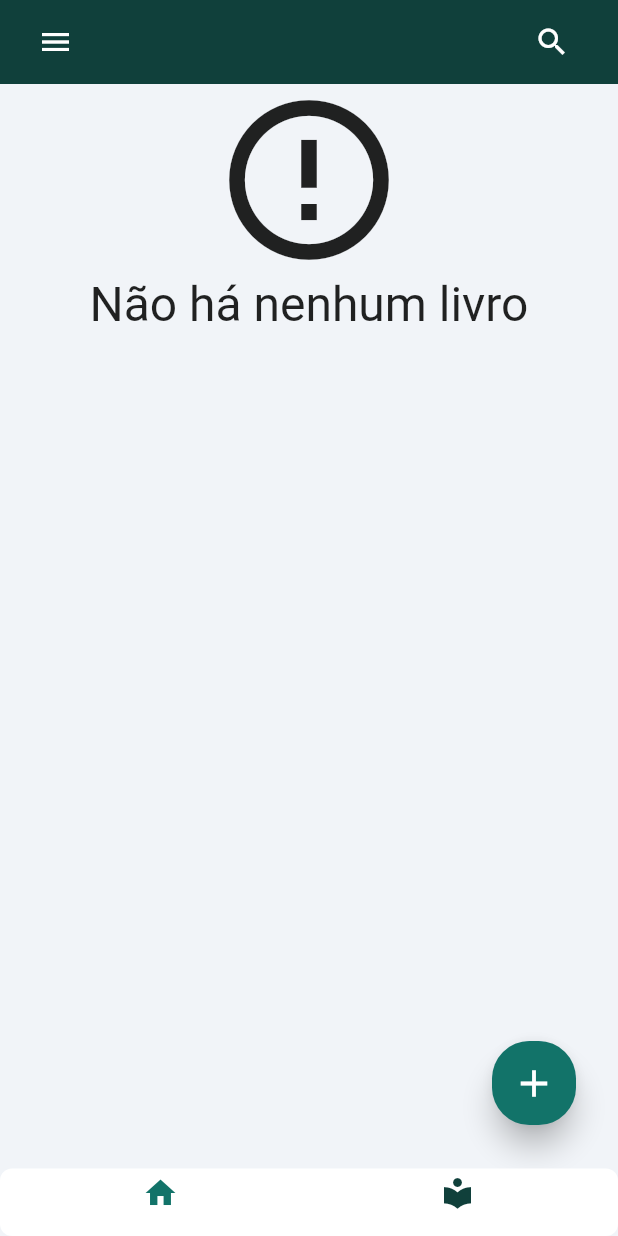
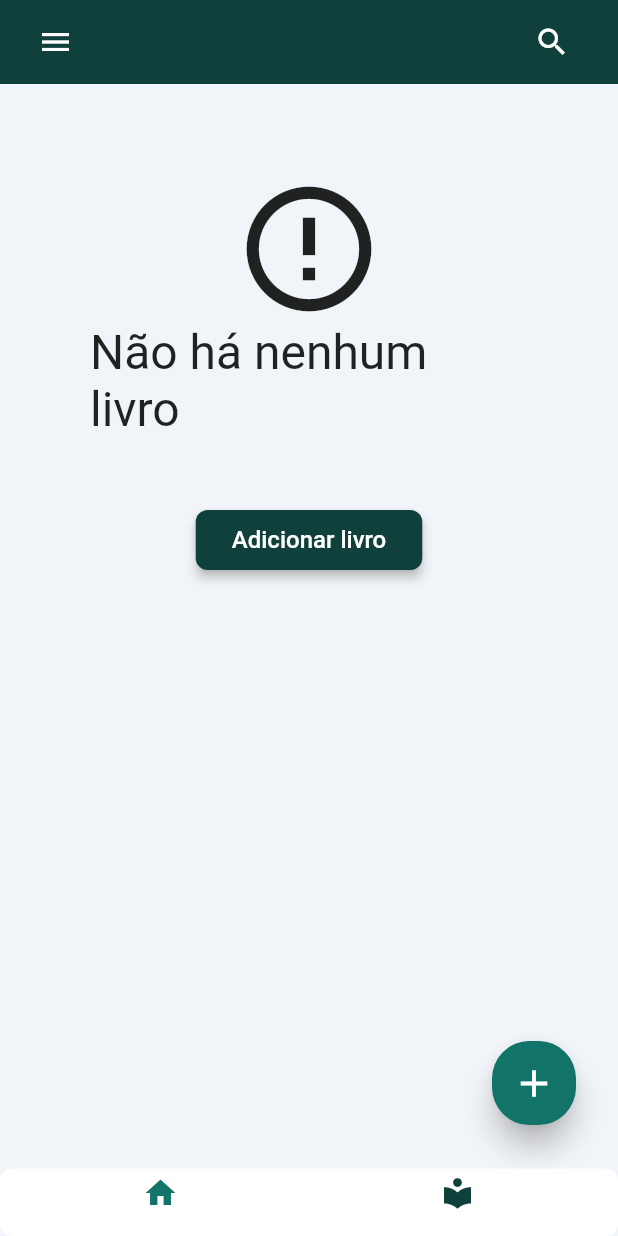
Before and after one commit to AppleXumber/book_tracker, a Flutter app: the screen it shows after launch, on a phone screen of 412 x 824 dp. Run offline on Flutter 3.47's test engine with Material 2 defaults, Android fonts, the phone set to English and light mode, and no system bars; drawn by our look-alikes of auto_size_text, floating_bottom_navigation_bar; our stand-ins replace dropdown_button2, expandable, fl_chart, font_awesome_flutter, from_css_color, go_router and 8 more; missing offline and left inert: json_path; accounts and stored records are empty; Roboto replaces fonts that are missing (Readex Pro).

Commit message:
Adicionar progresso parcialmente feito, o app está funcional, mas não completo

```diff
--- a/lib/database/sql_helper.dart
+++ b/lib/database/sql_helper.dart
@@ -8,13 +8,12 @@ class SQLHelper {
     await database.execute(tableSQL);
   }
 
-
   static const String tableSQL = 'CREATE TABLE $_tableName('
       '$_id INTEGER PRIMARY KEY AUTOINCREMENT NOT NULL,'
       '$_title TEXT,'
       '$_author TEXT,'
       '$_image TEXT,'
-      '$_progress REAL,'
+      '$_progress INTEGER,'
       '$_pages INTEGER,'
       '$_chapters INTEGER,'
       '$_startReading TEXT,'
@@ -60,15 +59,6 @@ class SQLHelper {
 // id: the id of a item
 // title, description: name and description of your activity
 // created_at: the time that the item was created. It will be automatically handled by SQLite
-
-  static Future<void> addColumn(String name, String type) async {
-    final db = await SQLHelper.db();
-    type.toUpperCase();
-    var count = await db.execute("ALTER TABLE $_tableName ADD COLUMN $name $type");
-    return count;
-
-  }
-
   static Future<sql.Database> db() async {
     return sql.openDatabase(
       'dbBooks.db',
@@ -79,11 +69,20 @@ class SQLHelper {
     );
   }
 
+  static Future<void> addColumn(String name, String type) async {
+    final db = await SQLHelper.db();
+    type.toUpperCase();
+    var count =
+        await db.execute("ALTER TABLE $_tableName ADD COLUMN $name $type");
+    return count;
+  }
+
   // Create new item (journal)
   static Future<int> createItem(Book book) async {
     final db = await SQLHelper.db();
     final data = toMap(book);
-    final id = await db.insert('$_tableName', data, conflictAlgorithm: sql.ConflictAlgorithm.replace);
+    final id = await db.insert('$_tableName', data,
+        conflictAlgorithm: sql.ConflictAlgorithm.replace);
     return id;
   }
 
--- a/lib/pages/home_page/home_page_widget.dart
+++ b/lib/pages/home_page/home_page_widget.dart
@@ -1,4 +1,5 @@
 import '../../components/fab_form_book.dart';
+import '../../flutter_flow/flutter_flow_widgets.dart';
 import '/components/drawer_widget.dart';
 import '/components/bookSummary_widget.dart';
 import '/flutter_flow/flutter_flow_icon_button.dart';
@@ -98,6 +99,9 @@ class _HomePageWidgetState extends State<HomePageWidget> {
                 ),
                 onPressed: () {
                   setState(() {});
+                  print("==========");
+                  SQLHelper.db();
+                  print("==========");
                 },
               ),
             ),
@@ -140,15 +144,52 @@ class _HomePageWidgetState extends State<HomePageWidget> {
                           },
                         );
                       }
-                      return const Center(
+                      return Center(
+                        child: Padding(
+                          padding: EdgeInsets.all(60.0),
                           child: Column(
                             children: [
-                            Icon(Icons.error_outline, size: 128),
+                              Icon(Icons.error_outline, size: 100),
                               Text(
                                 "Não há nenhum livro",
                                 style: TextStyle(fontSize: 32),
+                              ),
+                              Padding(
+                                padding: const EdgeInsets.all(48.0),
+                                child: FFButtonWidget(
+                                  onPressed: () async {
+                                    context.pushNamed('form_books',
+                                        queryParameters: {
+                                          "bookJson": serializeParam(
+                                              jsonEncode(emptyBook.toJson()),
+                                              ParamType.JSON)
+                                        });
+                                  },
+                                  text: "Adicionar livro",
+                                  options: FFButtonOptions(
+                                    height: 40.0,
+                                    padding: EdgeInsetsDirectional.fromSTEB(
+                                        24.0, 0.0, 24.0, 0.0),
+                                    iconPadding: EdgeInsetsDirectional.fromSTEB(
+                                        0.0, 0.0, 0.0, 0.0),
+                                    color: Color(0xFF10403B),
+                                    textStyle: FlutterFlowTheme.of(context)
+                                        .titleSmall
+                                        .override(
+                                          fontFamily: 'Readex Pro',
+                                          color: Colors.white,
+                                        ),
+                                    elevation: 3.0,
+                                    borderSide: BorderSide(
+                                      color: Colors.transparent,
+                                      width: 1.0,
+                                    ),
+                                    borderRadius: BorderRadius.circular(8.0),
+                                  ),
+                                ),
                               )
                             ],
+                          ),
                         ),
                       );
                     }
@@ -179,10 +220,7 @@ class LoadingWidget extends StatelessWidget {
   Widget build(BuildContext context) {
     return const Center(
       child: Column(
-        children: [
-          CircularProgressIndicator(),
-          Text('Carregando...')
-        ],
+        children: [CircularProgressIndicator(), Text('Carregando...')],
       ),
     );
   }
```
Also changed, not shown: lib/components/bookSummary_widget.dart (+111 -17 lines). Lines whose indentation alone changed are shown as unchanged.
